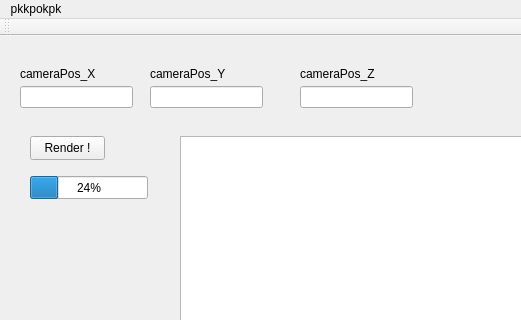
Old version of the form QtWidget_VtkSandbox.ui in the repository DanielDev1984/TDD_Raytracer; both pictures show x 0 to 521 and y 0 to 320 of the 810 by 609 pixel window.
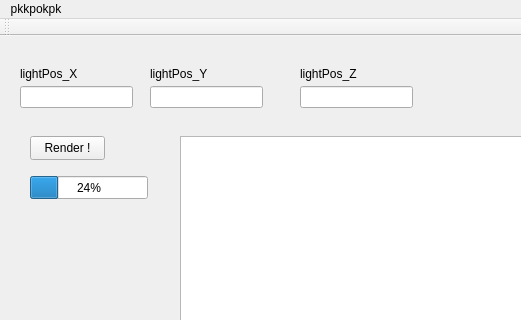
New version of the form.

Commit message: trigger start of rendering from GUI

Diff of the .ui file:
```diff
--- a/QtWidget_VtkSandbox.ui
+++ b/QtWidget_VtkSandbox.ui
@@ -47,7 +47,7 @@
      </rect>
     </property>
     <property name="text">
-     <string>cameraPos_Y</string>
+     <string>lightPos_Y</string>
     </property>
    </widget>
    <widget class="QLabel" name="label_3">
@@ -60,7 +60,7 @@
      </rect>
     </property>
     <property name="text">
-     <string>cameraPos_Z</string>
+     <string>lightPos_Z</string>
     </property>
    </widget>
    <widget class="QLineEdit" name="cameraPos_Y">
@@ -116,7 +116,7 @@
      </rect>
     </property>
     <property name="text">
-     <string>cameraPos_X</string>
+     <string>lightPos_X</string>
     </property>
    </widget>
   </widget>
```
Left out of the diff: 6 changed lines with no effect on the pictures. The commit also changes 4 other files.
